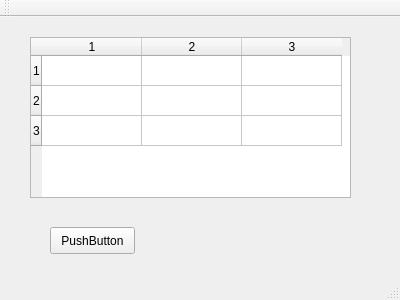
Qt form JardanQT/mainwindow.ui (Vinkiril/LinProg) before a commit.
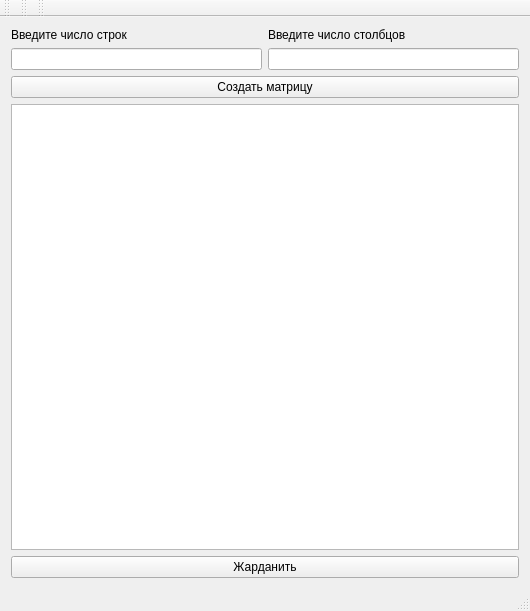
The same form after that commit.

Patch:
```diff
--- a/JardanQT/mainwindow.ui
+++ b/JardanQT/mainwindow.ui
@@ -6,49 +6,97 @@
    <rect>
     <x>0</x>
     <y>0</y>
-    <width>400</width>
-    <height>300</height>
+    <width>530</width>
+    <height>611</height>
    </rect>
   </property>
   <property name="windowTitle">
    <string>MainWindow</string>
   </property>
   <widget class="QWidget" name="centralWidget">
-   <widget class="QTableWidget" name="tableWidget">
-    <property name="geometry">
-     <rect>
-      <x>30</x>
-      <y>20</y>
-      <width>321</width>
-      <height>161</height>
-     </rect>
-    </property>
-    <property name="rowCount">
-     <number>3</number>
-    </property>
-    <property name="columnCount">
-     <number>3</number>
-    </property>
-    <row/>
-    <row/>
-    <row/>
-    <column/>
-    <column/>
-    <column/>
-   </widget>
-   <widget class="QPushButton" name="pushButton">
-    <property name="geometry">
-     <rect>
-      <x>50</x>
-      <y>210</y>
-      <width>85</width>
-      <height>27</height>
-     </rect>
-    </property>
-    <property name="text">
-     <string>PushButton</string>
-    </property>
-   </widget>
+   <layout class="QGridLayout" name="gridLayout_4">
+    <item row="0" column="0">
+     <layout class="QGridLayout" name="gridLayout_3" rowstretch="0,0,0,0,0">
+      <property name="sizeConstraint">
+       <enum>QLayout::SetDefaultConstraint</enum>
+      </property>
+      <property name="leftMargin">
+       <number>0</number>
+      </property>
+      <property name="topMargin">
+       <number>0</number>
+      </property>
+      <property name="rightMargin">
+       <number>0</number>
+      </property>
+      <property name="bottomMargin">
+       <number>0</number>
+      </property>
+      <item row="1" column="0">
+       <widget class="QLineEdit" name="EditRow"/>
+      </item>
+      <item row="2" column="0" colspan="2">
+       <widget class="QPushButton" name="ButtonCreate">
+        <property name="text">
+         <string>Создать матрицу</string>
+        </property>
+       </widget>
+      </item>
+      <item row="0" column="1">
+       <widget class="QLabel" name="label_2">
+        <property name="maximumSize">
+         <size>
+          <width>252</width>
+          <height>50</height>
+         </size>
+        </property>
+        <property name="text">
+         <string>Введите число столбцов</string>
+        </property>
+       </widget>
+      </item>
+      <item row="0" column="0">
+       <widget class="QLabel" name="label">
+        <property name="minimumSize">
+         <size>
+          <width>0</width>
+          <height>0</height>
+         </size>
+        </property>
+        <property name="maximumSize">
+         <size>
+          <width>252</width>
+          <height>50</height>
+         </size>
+        </property>
+        <property name="text">
+         <string>Введите число строк</string>
+        </property>
+        <property name="buddy">
+         <cstring>label</cstring>
+        </property>
+       </widget>
+      </item>
+      <item row="1" column="1">
+       <widget class="QLineEdit" name="EditColumn"/>
+      </item>
+      <item row="3" column="0" colspan="2">
+       <widget class="QTableWidget" name="tableWidget">
+        <attribute name="verticalHeaderDefaultSectionSize">
+         <number>50</number>
+        </attribute>
+       </widget>
+      </item>
+      <item row="4" column="0" colspan="2">
+       <widget class="QPushButton" name="ButtonJardan">
+        <property name="text">
+         <string>Жарданить</string>
+        </property>
+       </widget>
+      </item>
+     </layout>
+    </item>
+   </layout>
   </widget>
   <widget class="QMenuBar" name="menuBar">
    <property name="geometry">
@@ -69,6 +117,28 @@
    </attribute>
   </widget>
   <widget class="QStatusBar" name="statusBar"/>
+  <widget class="QToolBar" name="toolBar">
+   <property name="windowTitle">
+    <string>toolBar</string>
+   </property>
+   <attribute name="toolBarArea">
+    <enum>TopToolBarArea</enum>
+   </attribute>
+   <attribute name="toolBarBreak">
+    <bool>false</bool>
+   </attribute>
+  </widget>
+  <widget class="QToolBar" name="toolBar_2">
+   <property name="windowTitle">
+    <string>toolBar_2</string>
+   </property>
+   <attribute name="toolBarArea">
+    <enum>TopToolBarArea</enum>
+   </attribute>
+   <attribute name="toolBarBreak">
+    <bool>false</bool>
+   </attribute>
+  </widget>
  </widget>
  <layoutdefault spacing="6" margin="11"/>
  <resources/>
```
Left out of the diff: 4 changed lines with no effect on the pictures.
